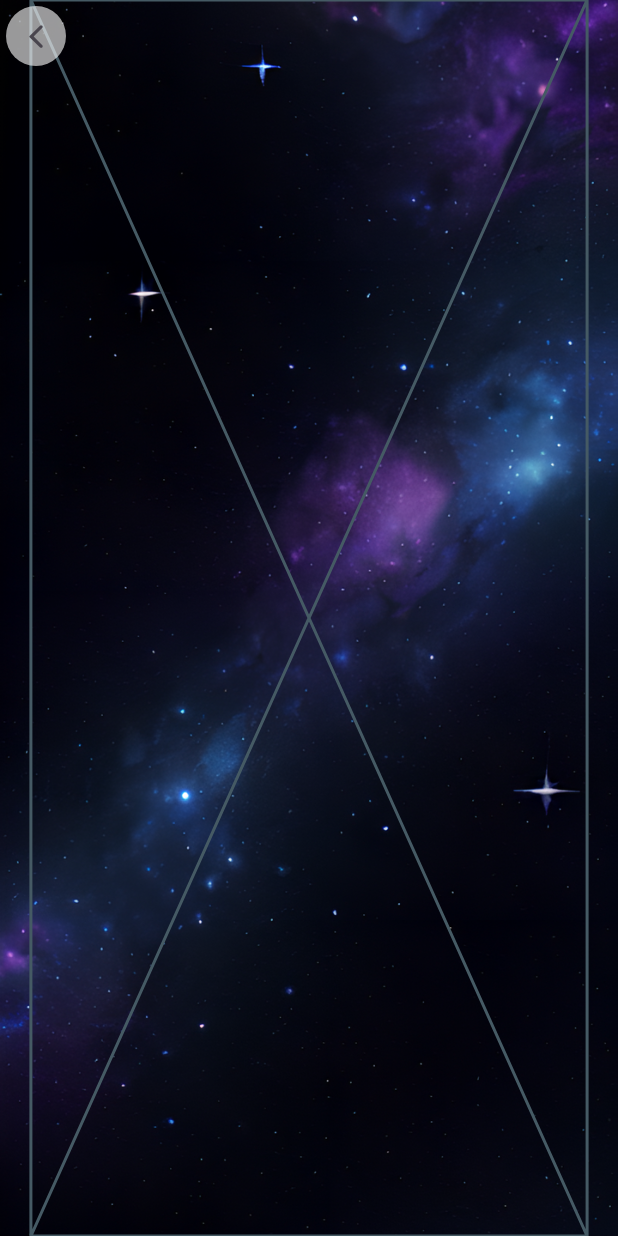
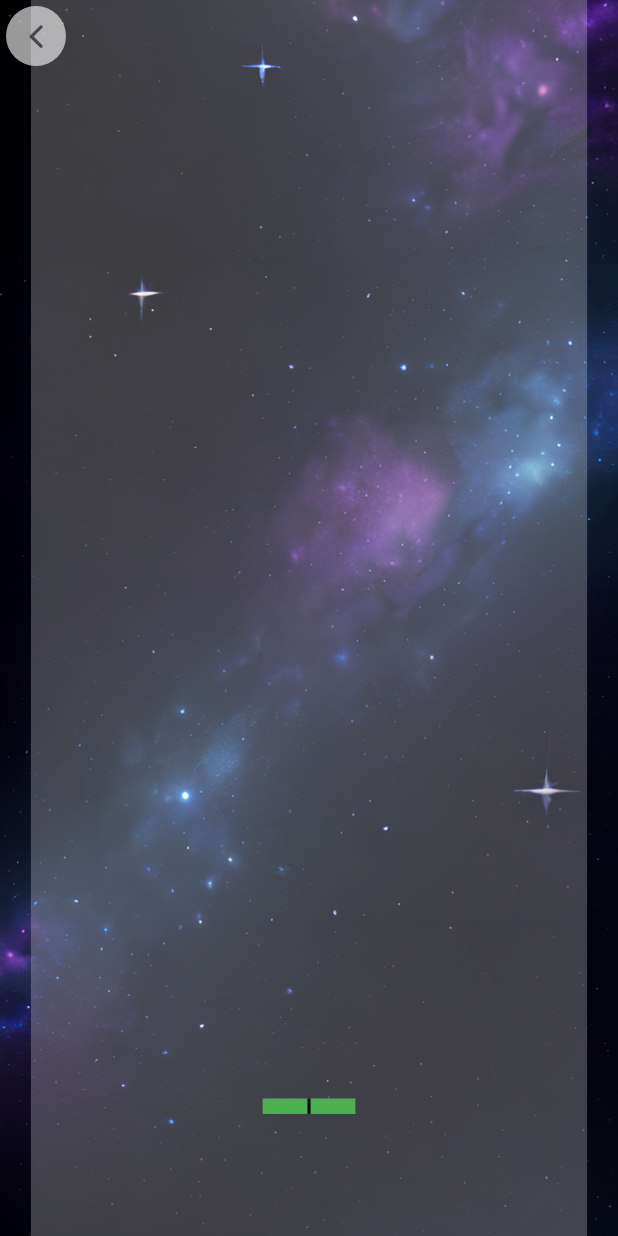
Before and after one commit to tozpeak/FlutterDemoGame, a Flutter app: the screen it shows after launch, after a tap on "Game", on a phone screen of 412 x 824 dp. Run offline on Flutter 3.47's test engine with Material 3 defaults, Android fonts, the phone set to English and light mode, and no system bars.

Commit message:
implemented simple paddle

```diff
--- a/lib/gameplay_page.dart
+++ b/lib/gameplay_page.dart
@@ -19,6 +19,8 @@ class GameplayPage extends StatelessWidget {
           ),
           const AspectRatio(
             aspectRatio: GameplayContent.gameWidth / GameplayContent.gameHeight,
+            //width: 360,
+            //height: 800,
             child: GameplayContent(),
           ),
           Align(
@@ -48,8 +50,56 @@ class GameplayContent extends StatefulWidget {
 }
 
 class _GameplayContentState extends State<GameplayContent> {
+  double _paddleCenterPosition = GameplayContent.gameWidth / 2;
+
+  final _paddleSize = Size(60, 10);
+
+
   @override
   Widget build(BuildContext context) {
-    return const Placeholder();
+
+    return LayoutBuilder(
+      builder: (context, constrains) {
+        final size = constrains.biggest;
+        final ratio = size.width / GameplayContent.gameWidth;
+        return GestureDetector(
+          onPanUpdate: (details) => setState(() {
+            _paddleCenterPosition = details.localPosition.dx / ratio;
+          }),
+          child: Container(
+            color: Colors.white24,
+            child: Stack(
+              //TODO: use CustomMultiChildLayout instead
+              children: [
+                SizedBox.expand(
+                  child: Align(
+                    alignment: Alignment(
+                      (
+                        2 * _paddleCenterPosition
+                        / (GameplayContent.gameWidth-_paddleSize.width)
+                      )
+                      - 1
+                      - _paddleSize.width / (GameplayContent.gameWidth - _paddleSize.width),
+                      0.8
+                    ),
+                    child: SizedBox.fromSize(
+                      size: _paddleSize * ratio,
+                      child: Container(color: Colors.green,
+                        child: Padding(
+                          padding: EdgeInsets.symmetric(horizontal: _paddleSize.width * ratio / 2 - 1),
+                          child: Container(
+                            color: Colors.black
+                          ),
+                        ),
+                      ),
+                    ),
+                  ),
+                ),
+              ],
+            ),
+          ),
+        );
+      }
+    );
   }
 }
```
